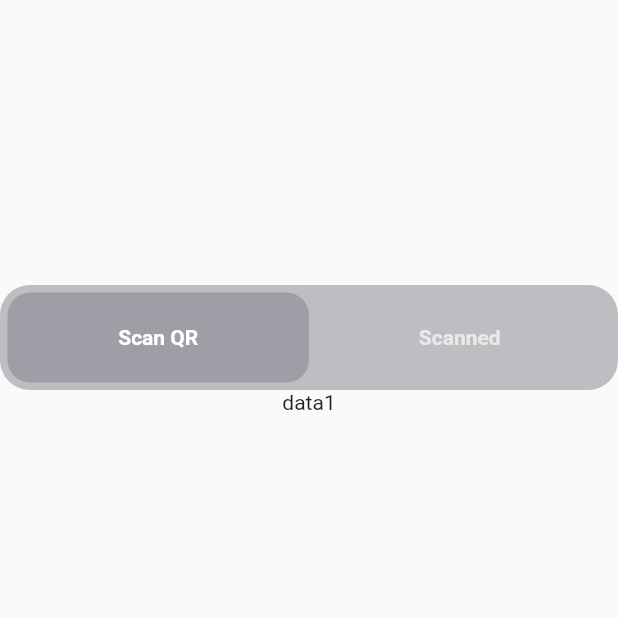
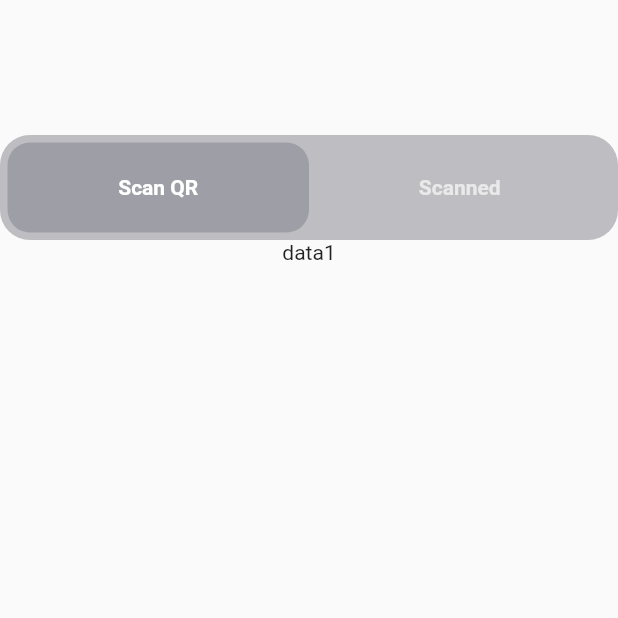
Before and after one commit to lamisab/QR-scanner, a Flutter app: the screen it shows after launch, after a tap on "Scan QR", on a phone screen of 412 x 824 dp, the top half of it. Run offline on Flutter 3.47's test engine with Material 2 defaults, Android fonts, the light colour scheme and no system bars; our stand-ins replace get, google_fonts, qr_flutter; missing offline and left inert: qr_code_scanner.

Commit message:
add Scanned

```diff
--- a/lib/bindings.dart
+++ b/lib/bindings.dart
@@ -7,7 +7,6 @@ class Binding implements Bindings {
   @override
   void dependencies() {
     Get.put<AdminController>(AdminController(), tag: "data", permanent: true);
-    Get.put<UserController>(UserController(),tag: "data", permanent: true);
-
+    Get.put<UserController>(UserController(), tag: "data", permanent: true);
   }
 }
--- a/lib/controller/admin_contrller.dart
+++ b/lib/controller/admin_contrller.dart
@@ -3,6 +3,7 @@ import 'package:get/get.dart';
 
 import '../utils/colors.dart';
 import '../utils/strings.dart';
+import '../view/admin/scanned.dart';
 
 class AdminController extends GetxController {
   final scanned = false.obs;
--- a/lib/view/admin/admin_screen.dart
+++ b/lib/view/admin/admin_screen.dart
@@ -4,6 +4,7 @@ import '../../controller/admin_contrller.dart';
 import '../../utils/colors.dart';
 import '../widget/caregory_footer.dart';
 import '../widget/category_screen.dart';
+import 'scanned.dart';
 
 AdminController controller = Get.find(tag: "data");
 
@@ -16,14 +17,15 @@ class AdminScreen extends StatelessWidget {
       body: Column(
         children: [
           //for camera
+
           const SizedBox(
-            height: 190,
+            height: 90,
           ),
           //for select footer
           CategorySelectHeader(),
           Obx(() {
-            return controller.scanned.value ? Text("data1") : Text("data2");
-          })
+            return controller.scanned.value ? Text("data1") : ScannedScreen();
+          }),
         ],
       ),
     );
--- a/lib/view/widget/caregory_footer.dart
+++ b/lib/view/widget/caregory_footer.dart
@@ -1,6 +1,7 @@
 import 'package:flutter/material.dart';
 import 'package:get/get.dart';
 import '../../controller/admin_contrller.dart';
+import '../../utils/strings.dart';
 import '../../view/admin/scanned.dart';
 import '../../utils/colors.dart';
 import 'category_screen.dart';
@@ -11,7 +12,6 @@ class CategorySelectHeader extends StatelessWidget {
   const CategorySelectHeader({Key? key}) : super(key: key);
 
   static AdminController? adminController;
-
   @override
   Widget build(BuildContext context) {
     return Container(
```
Also changed, not shown: lib/view/admin/scanned.dart (+4 -20 lines), 1 other file.
